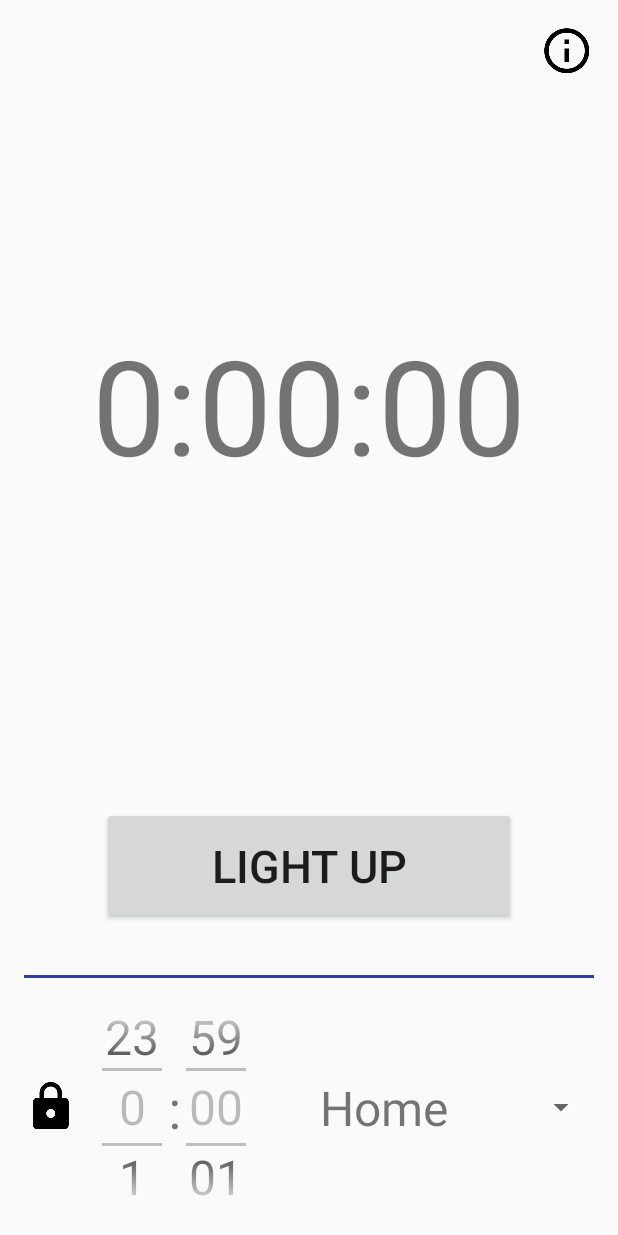
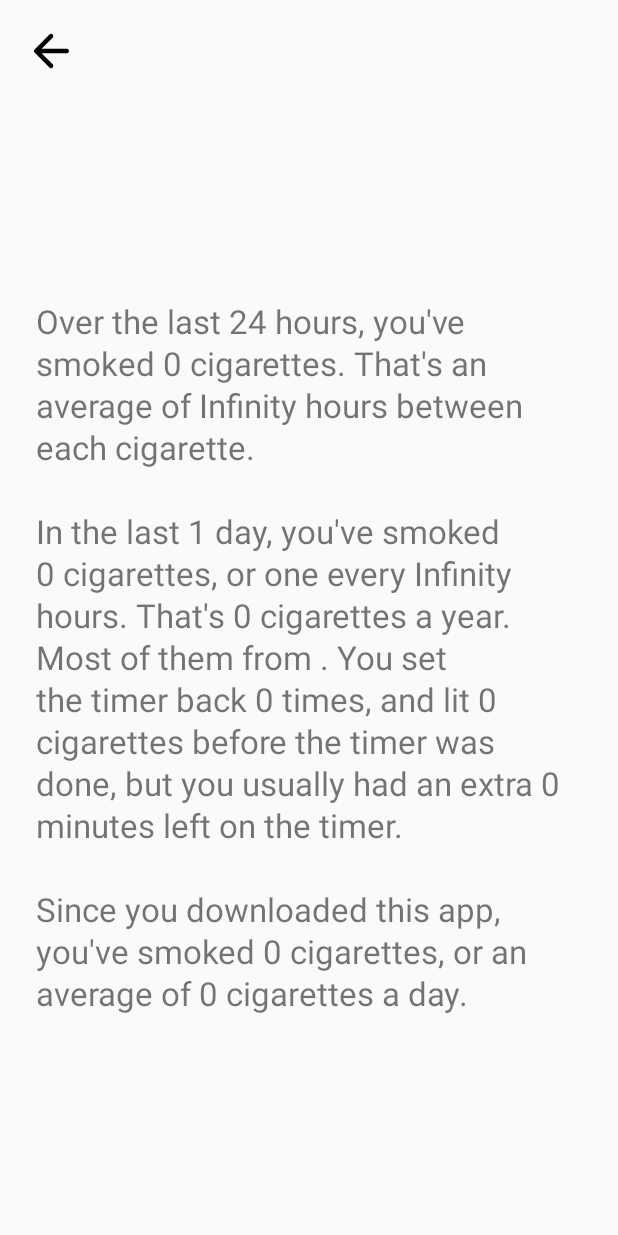
Before and after one commit to RBruce89/QuitClock, an Android app: the screen it shows after launch (MainActivity before the commit, StatisticsActivity after it), after a tap on an icon or button, on a phone screen of 412 x 824 dp. Run offline under Robolectric (Android 15) with nearby library versions, the phone set to English and light mode, and no system bars; 1 other tap on this screen came first.

Commit message:
Add statistic functionality

```diff
--- a/app/src/main/AndroidManifest.xml
+++ b/app/src/main/AndroidManifest.xml
@@ -16,6 +16,7 @@
                 <category android:name="android.intent.category.LAUNCHER" />
             </intent-filter>
         </activity>
+        <activity android:name=".StatisticsActivity"></activity>
     </application>
 
 </manifest>
--- a/app/src/main/java/com/example/caden/quitclock/MainActivity.java
+++ b/app/src/main/java/com/example/caden/quitclock/MainActivity.java
@@ -1,6 +1,7 @@
 package com.example.caden.quitclock;
 
 import android.content.DialogInterface;
+import android.content.Intent;
 import android.content.SharedPreferences;
 import android.os.Handler;
 import android.os.Message;
@@ -27,6 +28,8 @@ import java.util.concurrent.TimeUnit;
 
 public class MainActivity extends AppCompatActivity {
 
+    Statistics statistics = new Statistics(this);
+
     private long startTime;
     private SharedPreferences startTimePref;
 
@@ -49,9 +52,9 @@ public class MainActivity extends AppCompatActivity {
         public void handleMessage(Message msg) {
             final TextView timer = findViewById(R.id.timer);
 
-            Bundle timerBundle = msg.getData();
+                Bundle timerBundle = msg.getData();
 
-            timer.setText(timerBundle.getString("Time"));
+                timer.setText(timerBundle.getString("Time"));
         }
     };
 
@@ -166,10 +169,16 @@ public class MainActivity extends AppCompatActivity {
         lightUpButton.setOnClickListener(new Button.OnClickListener() {
             public void onClick(View v) {
                 if (!pickersEnabled) {
-                    long elapsedSeconds = (System.nanoTime() - startTime) / 1000000000;
+                    long elapsedSeconds = (System.currentTimeMillis() - startTime) / 1000;
                     if (startTime == 0) {
+                        startTime = System.currentTimeMillis();
+                        statistics.addCigaretteSmoked(startTime);
+                        statistics.addLocationTime(selectedLocation, startTime);
                         runThread = true;
                         new Thread(countdownRunnable).start();
+                        SharedPreferences.Editor startTimePrefsEditor = startTimePref.edit();
+                        startTimePrefsEditor.putLong("startTime", startTime);
+                        startTimePrefsEditor.apply();
                     } else if (timerSeconds > elapsedSeconds) {
                         AlertDialog.Builder warningBuilder = new AlertDialog.Builder(MainActivity.this);
                         warningBuilder.setTitle(
@@ -177,7 +186,11 @@ public class MainActivity extends AppCompatActivity {
                         warningBuilder.setPositiveButton("Yes", new DialogInterface.OnClickListener() {
                             @Override
                             public void onClick(DialogInterface dialog, int which) {
-                                startTime = System.nanoTime();
+                                startTime = System.currentTimeMillis();
+                                statistics.addPrematureSmoke(startTime);
+                                statistics.addCigaretteSmoked(startTime);
+                                statistics.addLocationTime(selectedLocation, startTime);
+                                statistics.addExtraMinutes(0, startTime);
                                 SharedPreferences.Editor startTimePrefsEditor = startTimePref.edit();
                                 startTimePrefsEditor.putLong("startTime", startTime);
                                 startTimePrefsEditor.apply();
@@ -191,7 +204,12 @@ public class MainActivity extends AppCompatActivity {
                         });
                         warningBuilder.show();
                     } else {
-                        startTime = System.nanoTime();
+                        startTime = System.currentTimeMillis();
+                        statistics.addCigaretteSmoked(startTime);
+                        statistics.addLocationTime(selectedLocation, startTime);
+                        long extraSeconds = elapsedSeconds - timerSeconds;
+                        int extraMinutes = (int) TimeUnit.SECONDS.toMinutes(extraSeconds);
+                        statistics.addExtraMinutes(extraMinutes, startTime);
                         SharedPreferences.Editor startTimePrefsEditor = startTimePref.edit();
                         startTimePrefsEditor.putLong("startTime", startTime);
                         startTimePrefsEditor.apply();
@@ -215,6 +233,7 @@ public class MainActivity extends AppCompatActivity {
                             @Override
                             public void onClick(DialogInterface dialog, int which) {
                                 setLocationTime();
+                                statistics.addTimerTurnDown(System.currentTimeMillis());
                             }
                         });
                         warningBuilder.setNegativeButton("No", new DialogInterface.OnClickListener() {
@@ -239,7 +258,8 @@ public class MainActivity extends AppCompatActivity {
 
         statisticsButton.setOnClickListener(new Button.OnClickListener() {
             public void onClick(View v) {
-
+                Intent i = new Intent(MainActivity.this, StatisticsActivity.class);
+                startActivity(i);
             }
         });
     }
@@ -336,10 +356,12 @@ public class MainActivity extends AppCompatActivity {
             while (runThread){
                 Message timerMessage = Message.obtain();
                 Bundle timerBundle = new Bundle();
-                timerBundle.putString("Time", getTimeDisplayValue());
-                timerMessage.setData(timerBundle);
+                if (findViewById(R.id.timer) != null) {
+                    timerBundle.putString("Time", getTimeDisplayValue());
+                    timerMessage.setData(timerBundle);
 
-                countdownHandler.sendMessage(timerMessage);
+                    countdownHandler.sendMessage(timerMessage);
+                }
             }
 
         }
@@ -348,7 +370,7 @@ public class MainActivity extends AppCompatActivity {
     public String getTimeDisplayValue(){
          final TextView timerDisplay = findViewById(R.id.timer);
 
-        long elapsedSeconds = (System.nanoTime() - startTime) / 1000000000;
+        long elapsedSeconds = (System.currentTimeMillis() - startTime) / 1000;
 
         long hour;
         long minute;
@@ -378,6 +400,7 @@ public class MainActivity extends AppCompatActivity {
         if (startTime != 0) {
             runThread = true;
             new Thread(countdownRunnable).start();
+            statistics.loadStats();
         }
     }
 
@@ -385,5 +408,6 @@ public class MainActivity extends AppCompatActivity {
     public void onPause() {
         super.onPause();
         runThread = false;
+        statistics.saveStats();
     }
 }
--- /dev/null
+++ b/app/src/main/java/com/example/caden/quitclock/Statistics.java
@@ -0,0 +1,313 @@
+package com.example.caden.quitclock;
+
+import android.content.SharedPreferences;
+import android.content.res.Resources;
+import android.preference.PreferenceManager;
+import android.widget.TextView;
+import com.google.gson.Gson;
+import com.google.gson.reflect.TypeToken;
+import java.lang.reflect.Type;
+import java.util.ArrayList;
+import java.util.HashMap;
+import java.util.concurrent.TimeUnit;
+
+public class Statistics{
+
+    private ArrayList<Long> mCigarettesSmoked = new ArrayList<>();
+    private ArrayList<Long> mTimerTurnDowns = new ArrayList<>();
+    private ArrayList<Long> mPrematureSmokes = new ArrayList<>();
+    private ArrayList<Long[]> mExtraMinutes = new ArrayList<>();
+    private HashMap<String, ArrayList<Long>> mLocationTimes = new HashMap<>();
+
+    private MainActivity mainActivity;
+
+
+    public Statistics(MainActivity mainActivity)
+    {
+        this.mainActivity = mainActivity;
+    }
+
+    public void addCigaretteSmoked(long timeStamp)
+    {
+        mCigarettesSmoked.add(timeStamp);
+    }
+
+    public void addTimerTurnDown(long timeStamp)
+    {
+        mTimerTurnDowns.add(timeStamp);
+    }
+
+    public void addPrematureSmoke(long timeStamp)
+    {
+        mPrematureSmokes.add(timeStamp);
+    }
+
+    public void addExtraMinutes(long extraMinutes, long timeStamp)
+    {
+        Long[] entry = {extraMinutes, timeStamp};
+        mExtraMinutes.add(entry);
+    }
+
+    public void addLocationTime(String location, long timeStamp)
+    {
+        if(mLocationTimes.get(location) == null){
+            mLocationTimes.put(location, new ArrayList<Long>());
+        }
+        mLocationTimes.get(location).add(timeStamp);
+    }
+
+    public void removeOutdated()
+    {
+        long currentHours = TimeUnit.MILLISECONDS.toHours(System.currentTimeMillis());
+
+        if (mTimerTurnDowns != null) {
+            for (Long timerDown : mTimerTurnDowns) {
+                long timerDownHours = TimeUnit.MILLISECONDS.toHours(timerDown);
+                if (timerDownHours < (currentHours - 720)) {
+                    mTimerTurnDowns.remove(timerDown);
+                }
+            }
+        }
+        if (mPrematureSmokes != null) {
+            for (Long prematureSmoke : mPrematureSmokes) {
+                long prematureSmokeHours = TimeUnit.MILLISECONDS.toHours(prematureSmoke);
+                if (prematureSmokeHours < (currentHours - 720)) {
+                    mPrematureSmokes.remove(prematureSmoke);
+                }
+            }
+        }
+        if (mExtraMinutes != null) {
+            for (Long[] extraMinutesTime : mExtraMinutes) {
+                long extraMinutesTimeHours = TimeUnit.MILLISECONDS.toHours(extraMinutesTime[1]);
+                if (extraMinutesTimeHours < (currentHours - 720)) {
+                    mPrematureSmokes.remove(extraMinutesTime);
+                }
+            }
+        }
+        if (mLocationTimes != null) {
+            for (HashMap.Entry<String, ArrayList<Long>> locationEntry : mLocationTimes.entrySet()) {
+                ArrayList<Long> times = locationEntry.getValue();
+                for (Long time : times) {
+                    long timeHours = TimeUnit.MILLISECONDS.toHours(time);
+                    if (timeHours < (currentHours - 720)) {
+                        times.remove(time);
+                    }
+                }
+            }
+        }
+    }
+
+    public void loadStats()
+    {
+        SharedPreferences statsPrefs = PreferenceManager.getDefaultSharedPreferences(
+                mainActivity.getApplicationContext());
+
+        Gson statsGson = new Gson();
+
+        if (statsPrefs.contains("cigarettesSmoked")) {
+            String json = statsPrefs.getString("cigarettesSmoked", "");
+            Type type = new TypeToken<ArrayList<Long>>(){}.getType();
+            mCigarettesSmoked = statsGson.fromJson(json, type);
+        }
+
+        if (statsPrefs.contains("timerTurnDowns")) {
+            String json = statsPrefs.getString("timerTurnDowns", "");
+            Type type = new TypeToken<ArrayList<Long>>(){}.getType();
+            mTimerTurnDowns = statsGson.fromJson(json, type);
+        }
+
+        if (statsPrefs.contains("prematureSmokes")) {
+            String json = statsPrefs.getString("prematureSmokes", "");
+            Type type = new TypeToken<ArrayList<Long>>(){}.getType();
+            mPrematureSmokes = statsGson.fromJson(json, type);
+        }
+
+        if (statsPrefs.contains("extraMinutes")) {
+            String json = statsPrefs.getString("extraMinutes", "");
+            Type type = new TypeToken<ArrayList<Long[]>>(){}.getType();
+            mExtraMinutes = statsGson.fromJson(json, type);
+        }
+
+        if (statsPrefs.contains("locationTimes")) {
+            String json = statsPrefs.getString("locationTimes", "");
+            Type type = new TypeToken<HashMap<String, ArrayList<Long>>>(){}.getType();
+            mLocationTimes = statsGson.fromJson(json, type);
+        }
+    }
+
+    public void saveStats()
+    {
+        SharedPreferences statsPrefs = PreferenceManager.getDefaultSharedPreferences(
+                mainActivity.getApplicationContext());
+        SharedPreferences.Editor statsPrefsEditor = statsPrefs.edit();
+        Gson statsGson = new Gson();
+        if (mCigarettesSmoked != null) {
+            String cigarettesSmoked = statsGson.toJson(mCigarettesSmoked);
+            statsPrefsEditor.putString("cigarettesSmoked", cigarettesSmoked);
+        }
+        if (mTimerTurnDowns != null) {
+            String timerTurnDowns = statsGson.toJson(mTimerTurnDowns);
+            statsPrefsEditor.putString("timerTurnDowns", timerTurnDowns);
+        }
+        if (mPrematureSmokes != null) {
+            String prematureSmokes = statsGson.toJson(mPrematureSmokes);
+            statsPrefsEditor.putString("prematureSmokes", prematureSmokes);
+        }
+        if (mExtraMinutes != null) {
+            String extraMinutes = statsGson.toJson(mExtraMinutes);
+            statsPrefsEditor.putString("extraMinutes", extraMinutes);
+        }
+        if (mLocationTimes != null) {
+            String locationTimes = statsGson.toJson(mLocationTimes);
+            statsPrefsEditor.putString("locationTimes", locationTimes);
+        }
+        statsPrefsEditor.commit();
+    }
+
+    public void display(TextView statsTextView)
+    {
+
+        int smokedDay = getCigsFromLast24Hours();
+        double intervalsDay = (double) 24 / smokedDay;
+        int smokedMonth = getCigsFromLast30Days();
+        double intervalsMonth;
+        int yearlySmokedMonth;
+        int monthDays;
+        if (getDaysSinceFirstCig() > 29) {
+            intervalsMonth = (double) 720 / smokedMonth;
+            yearlySmokedMonth = (int) (smokedMonth * 12.16);
+            monthDays = 30;
+        } else {
+            intervalsMonth = (double) (getDaysSinceFirstCig() * 24) / smokedMonth;
+            yearlySmokedMonth = (int) (smokedMonth * (365 / getDaysSinceFirstCig()));
+            monthDays = (int) getDaysSinceFirstCig();
+        }
+        String locationsMonth = getMostFrequentLocation();
+        int timerDropsMonth = (mTimerTurnDowns == null) ? 0 : mTimerTurnDowns.size();  //not reporting
+        int earlySmokesMonth = (mPrematureSmokes == null) ? 0 : mPrematureSmokes.size();
+        int extraMinutesMonth = getAverageExtraMinutes();
+        int smokedTotal = (mCigarettesSmoked == null) ? 0 : mCigarettesSmoked.size();
+        int smokedDailyTotal = smokedTotal / (int) getDaysSinceFirstCig();
+
+        System.out.println(getDaysSinceFirstCig());
+
+        //set string
+        Resources res = mainActivity.getResources();
+
+        String pluralItem = res.getQuantityString(R.plurals.cigarette, smokedDay);
+        String display = res.getString(R.string.day_smoked, smokedDay, pluralItem);
+
+        pluralItem = res.getQuantityString(R.plurals.hour, (int) intervalsDay);
+        display += res.getString(R.string.day_intervals, intervalsDay, pluralItem);
+
+        pluralItem = res.getQuantityString(R.plurals.cigarette, smokedMonth);
+        String dayPlural = res.getQuantityString(R.plurals.day, monthDays);
+        display += res.getString(R.string.month_smoked, monthDays, dayPlural, smokedMonth, pluralItem);
+
+        pluralItem = res.getQuantityString(R.plurals.hour, (int) intervalsMonth);
+        display += res.getString(R.string.month_intervals, intervalsMonth, pluralItem);
+
+        pluralItem = res.getQuantityString(R.plurals.cigarette, yearlySmokedMonth);
+        display += res.getString(R.string.month_yearly_smoked, yearlySmokedMonth, pluralItem);
+
+        display += res.getString(R.string.month_location, locationsMonth);
+
+        pluralItem = res.getQuantityString(R.plurals.time, timerDropsMonth);
+        display += res.getString(R.string.month_timer_drops, timerDropsMonth, pluralItem);
+
+        pluralItem = res.getQuantityString(R.plurals.cigarette, earlySmokesMonth);
+        display += res.getString(R.string.month_early_smokes, earlySmokesMonth, pluralItem);
+
+        pluralItem = res.getQuantityString(R.plurals.minute, extraMinutesMonth);
+        display += res.getString(R.string.month_extra_minutes, extraMinutesMonth, pluralItem);
+
+        pluralItem = res.getQuantityString(R.plurals.cigarette, smokedTotal);
+        display += res.getString(R.string.total_smoked, smokedTotal, pluralItem);
+
+        pluralItem = res.getQuantityString(R.plurals.cigarette, smokedDailyTotal);
+        display += res.getString(R.string.total_smoked_daily, smokedDailyTotal, pluralItem);
+
+        statsTextView.setText(display);
+    }
+
+    private int getCigsFromLast24Hours()
+    {
+        int cigsFromLast24Hours = 0;
+        long currentHours = TimeUnit.MILLISECONDS.toHours(System.currentTimeMillis());
+        System.out.println("Current hours = " + currentHours);
+
+        for (long timeStamp : mCigarettesSmoked) {
+            long timeStampHours = TimeUnit.MILLISECONDS.toHours(timeStamp);
+            System.out.println("Time stamp hours = " + timeStampHours);
+            if (timeStampHours > (currentHours - 24)){
+                cigsFromLast24Hours += 1;
+            }
+        }
+
+        return cigsFromLast24Hours;
+    }
+
+    private int getCigsFromLast30Days()
+    {
+        int cigsFromLast30Days = 0;
+        long currentHours = TimeUnit.MILLISECONDS.toHours(System.currentTimeMillis());
+
+        for (long timeStamp : mCigarettesSmoked) {
+            long timeStampHours = TimeUnit.MILLISECONDS.toHours(timeStamp);
+            if (timeStampHours > (currentHours - 720)){
+                cigsFromLast30Days += 1;
+            }
+        }
+
+        return cigsFromLast30Days;
+    }
+
+    private int getAverageExtraMinutes()
+    {
+        int totalExtraMinutes = 0;
+
+        for (Long[] extraMinutesEntry : mExtraMinutes){
+            totalExtraMinutes += extraMinutesEntry[0];
+        }
+
+        int averageExtraMinutes = 0;
+        if (mExtraMinutes.size() > 0) {
+            averageExtraMinutes = (int) (totalExtraMinutes / mExtraMinutes.size());
+        }
+
+        return averageExtraMinutes;
+    }
+
+    private long getDaysSinceFirstCig()
+    {
+        long firstCigTime = System.currentTimeMillis();
+        long currentDays = (int) TimeUnit.MILLISECONDS.toDays(System.currentTimeMillis());
+
+        for (long timeStamp : mCigarettesSmoked) {
+            if (timeStamp < firstCigTime){
+                firstCigTime = timeStamp;
+            }
+        }
+
+
+
+        return (currentDays - TimeUnit.MILLISECONDS.toDays(firstCigTime)) + 1;
+    }
+
+    private String getMostFrequentLocation()
+    {
+        String mostFrequentLocation = "";
+        int locationFrequency = 0;
+
+        for (HashMap.Entry<String, ArrayList<Long>> locationEntry : mLocationTimes.entrySet()){
+            ArrayList<Long> times = locationEntry.getValue();
+            if (times.size() > locationFrequency){
+                locationFrequency = times.size();
+                mostFrequentLocation = locationEntry.getKey();
+            }
+        }
+
+        return mostFrequentLocation;
+    }
+
+}
--- /dev/null
+++ b/app/src/main/java/com/example/caden/quitclock/StatisticsActivity.java
@@ -0,0 +1,31 @@
+package com.example.caden.quitclock;
+
+import android.os.Bundle;
+import android.view.View;
+import android.widget.Button;
+import android.widget.TextView;
+
+
+public class StatisticsActivity extends MainActivity {
+
+    @Override
+    protected void onCreate(Bundle savedInstanceState) {
+        super.onCreate(savedInstanceState);
+        setContentView(R.layout.statistics);
+
+        statistics.loadStats();
+        statistics.removeOutdated();
+
+        TextView statsTextView = findViewById(R.id.txt_statistics);
+
+        statistics.display(statsTextView);
+
+        Button backButton = findViewById(R.id.btn_back);
+        backButton.setOnClickListener(new Button.OnClickListener() {
+            @Override
+            public void onClick(View v) {
+                finish();
+            }
+        });
+    }
+}
--- /dev/null
+++ b/app/src/main/res/layout/statistics.xml
@@ -0,0 +1,28 @@
+<?xml version="1.0" encoding="utf-8"?>
+<android.support.constraint.ConstraintLayout xmlns:android="http://schemas.android.com/apk/res/android"
+    android:layout_width="match_parent"
+    android:layout_height="match_parent"
+    xmlns:app="http://schemas.android.com/apk/res-auto"
+    xmlns:tools="http://schemas.android.com/tools"
+    tools:context=".MainActivity">
+    <Button
+        android:id="@+id/btn_back"
+        android:layout_width="36dp"
+        android:layout_height="36dp"
+        android:layout_margin="16dp"
+        android:background="@drawable/round_arrow_back_black_36"
+        app:layout_constraintLeft_toLeftOf="parent"
+        app:layout_constraintTop_toTopOf="parent"/>
+
+<TextView
+    android:id="@+id/txt_statistics"
+    android:layout_width="match_parent"
+    android:lineSpacingExtra="2dp"
+    android:layout_height="wrap_content"
+    android:textSize="22sp"
+    android:padding="24dp"
+    app:layout_constraintTop_toBottomOf="@+id/btn_back"
+    app:layout_constraintLeft_toLeftOf="parent"
+    app:layout_constraintRight_toRightOf="parent"
+    app:layout_constraintBottom_toBottomOf="parent"/>
+</android.support.constraint.ConstraintLayout>
--- a/app/src/main/res/values/strings.xml
+++ b/app/src/main/res/values/strings.xml
@@ -1,10 +1,53 @@
 <resources>
     <string name="app_name">QuitClock</string>
 
-    <string-array name="locations">
-        <item>Home</item>
-        <item>Work</item>
-        <item>Bar</item>
-        <item>Vacation</item>
-    </string-array>
+    <plurals name="cigarette">
+        <item quantity="one">cigarette</item>
+        <item quantity="other">cigarettes</item>
+    </plurals>
+
+    <plurals name="hour">
+        <item quantity="one">hour</item>
+        <item quantity="other">hours</item>
+    </plurals>
+
+    <plurals name="day">
+        <item quantity="one">day</item>
+        <item quantity="other">days</item>
+    </plurals>
+
+    <plurals name="minute">
+        <item quantity="one">minute</item>
+        <item quantity="other">minutes</item>
+    </plurals>
+
+    <plurals name="time">
+        <item quantity="one">time</item>
+        <item quantity="other">times</item>
+    </plurals>
+
+    <string name="day_smoked">Over the last 24 hours, you\'ve smoked %1$d %2$s.\u0020</string>
+
+    <string name="day_intervals">
+        That\'s an average of %1$.2f %2$s between each cigarette.\n\n</string>
+
+    <string name="month_smoked">In the last %1$d %2$s, you\'ve smoked %3$d %4$s,\u0020</string>
+
+    <string name="month_intervals">or one every %1$.2f %2$s.\u0020</string>
+
+    <string name="month_yearly_smoked">That\'s %1$d %2$s a year.\u0020</string>
+
+    <string name="month_location">Most of them from %1$s.\u0020</string>
+
+    <string name="month_timer_drops">You set the timer back %1$d %2$s,\u0020</string>
+
+    <string name="month_early_smokes">
+        and lit %1$d %2$s before the timer was done,\u0020</string>
+
+    <string name="month_extra_minutes">
+        but you usually had an extra %1$d %2$s left on the timer.\n\n</string>
+
+    <string name="total_smoked">Since you downloaded this app, you\'ve smoked %1$d %2$s,\u0020</string>
+
+    <string name="total_smoked_daily">or an average of %1$d %2$s a day.</string>
 </resources>
```
Also changed, not shown: app/src/main/res/drawable-hdpi/round_arrow_back_black_36.png (added), app/src/main/res/drawable-mdpi/round_arrow_back_black_36.png (added), app/src/main/res/drawable-xhdpi/round_arrow_back_black_36.png (added), app/src/main/res/drawable-xxhdpi/round_arrow_back_black_36.png (added), app/src/main/res/drawable-xxxhdpi/round_arrow_back_black_36.png (added).
